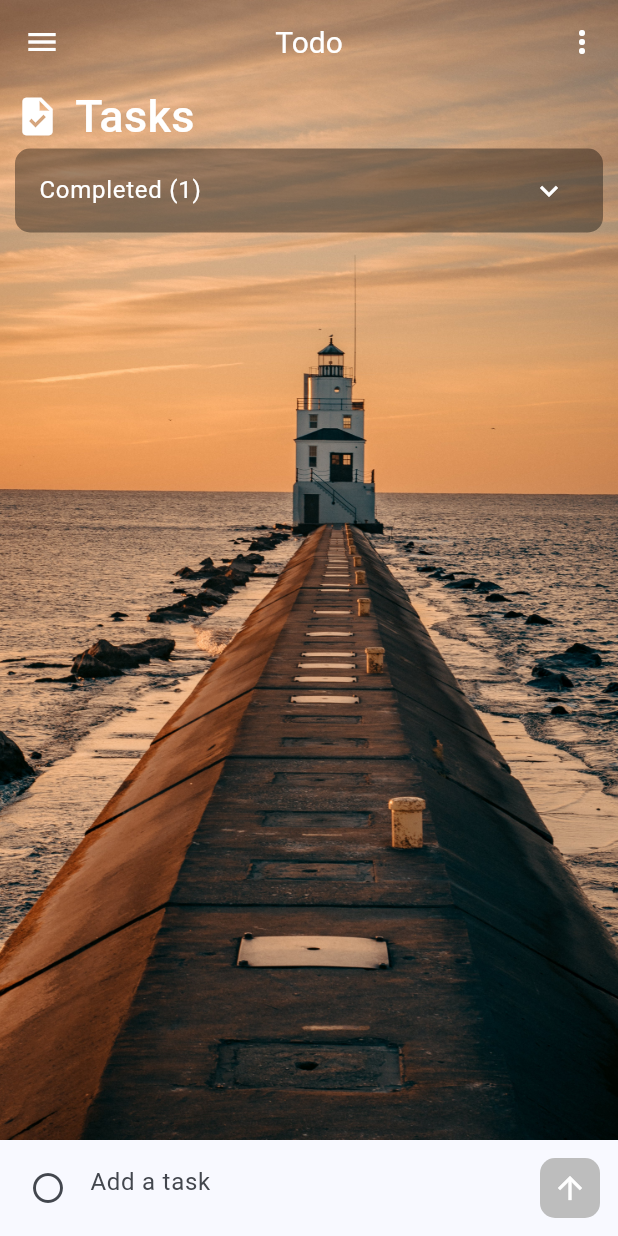
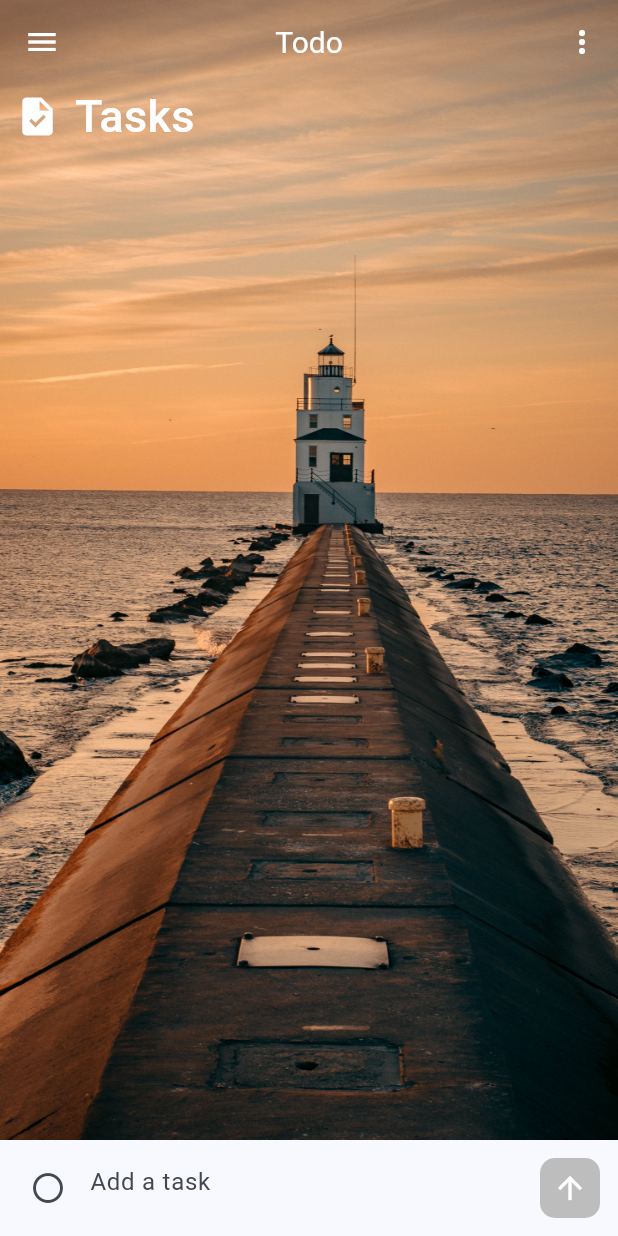
Before and after one commit to davidjeffrey058/flutter-todo, a Flutter app: the screen it shows after launch, on a phone screen of 412 x 824 dp. Run offline on Flutter 3.47's test engine with Material 3 defaults, Android fonts, the phone set to English and light mode, and no system bars; our stand-ins replace hive, hive_flutter; accounts and stored records are empty.

```diff
--- a/lib/screens/home.dart
+++ b/lib/screens/home.dart
@@ -19,37 +19,9 @@ late DrawerOptions selectedOption;
 late TextEditingController _controller;
 late GlobalKey formKey;
 
-List<TaskModel> tasks = [
-  TaskModel(
-      task: 'Go To work',
-      isChecked: false,
-      isImportant: false,
-      category: 'task'),
-  TaskModel(
-      task: 'Go To work',
-      isChecked: false,
-      isImportant: false,
-      category: 'task'),
-  TaskModel(
-      task: 'Go To work',
-      isChecked: false,
-      isImportant: false,
-      category: 'task'),
-  TaskModel(
-      task: 'Go To work',
-      isChecked: false,
-      isImportant: false,
-      category: 'task'),
-  TaskModel(
-      task: 'Go To work',
-      isChecked: false,
-      isImportant: false,
-      category: 'task'),
-];
-List<TaskModel> completedTasks = [
-  TaskModel(
-      task: 'Go To work', isChecked: true, isImportant: true, category: 'task'),
-];
+List<TaskModel> tasks = [];
+List<TaskModel> completedTasks = [];
+
 List<DrawerOptions> options = [
   DrawerOptions.myDay,
   DrawerOptions.tasks,
@@ -68,7 +40,6 @@ class _HomeState extends State<Home> {
     if (kDebugMode) {
       print('Total items: ${boxTasks.length}');
     }
-
   }
 
   @override
@@ -125,29 +96,30 @@ class _HomeState extends State<Home> {
                       shrinkWrap: true,
                       itemCount: boxTasks.length,
                       itemBuilder: (context, index) {
-
                         // var item = tasks[index];
                         TaskModel task = boxTasks.getAt(index);
 
-                        return Dismissible(
-                          key: ValueKey<int>(index),
-                          background: Container(
-                            color: Colors.red,
-                            child: const Icon(Icons.delete, color: Colors.white,),
-                          ),
-                          onDismissed: (direction){
-                            setState(() => removeTask(index));
-                            ScaffoldMessenger.of(context).showSnackBar(
-                              const SnackBar(content: Text('Task Deleted'),
-                              duration: Duration(seconds: 1),)
-                            );
-                          },
-                          child: TaskContainer(
+                        return Column(
+                          children: [
+                            TaskContainer(
+                              dismissibleKey: ValueKey(boxTasks.keyAt(index)),
                               item: task,
                               index: index,
-                            checkedOnPressed: () => setState(() => updateState(index, true)),
-                            importantOnPressed: () => setState(() => updateState(index, false)),
+                              checkedOnPressed: () =>
+                                  setState(() => updateState(index, true)),
+                              importantOnPressed: () =>
+                                  setState(() => updateState(index, false)),
+                              onDismissed: (direction) {
+                                setState(() => removeTask(index));
+                                ScaffoldMessenger.of(context)
+                                    .showSnackBar(const SnackBar(
+                                  content: Text('Task Deleted'),
+                                  duration: Duration(seconds: 1),
+                                ));
+                              },
                             ),
+                            const SizedBox(height: 5,)
+                          ],
                         );
                       },
                     ),
@@ -165,7 +137,11 @@ class _HomeState extends State<Home> {
                             borderRadius: BorderRadius.circular(10)),
                         children: completedTasks.map((e) {
                           int index = tasks.indexOf(e);
-                          return TaskContainer(index: index, item: e);
+                          return TaskContainer(
+                            index: index,
+                            item: e,
+                            dismissibleKey: ValueKey(boxTasks.keyAt(index)),
+                          );
                         }).toList(),
                       )
                   ],
@@ -187,7 +163,8 @@ class _HomeState extends State<Home> {
                           children: [
                             Flexible(
                               child: TextFormField(
-                                textCapitalization: TextCapitalization.sentences,
+                                textCapitalization:
+                                    TextCapitalization.sentences,
                                 decoration: const InputDecoration(
                                     prefixIcon: Icon(Icons.circle_outlined),
                                     hintText: 'Add a task',
@@ -216,9 +193,7 @@ class _HomeState extends State<Home> {
                                                 task: _controller.text,
                                                 isChecked: false,
                                                 isImportant: false,
-                                               category: determineCategory()
-                                           )
-                                       );
+                                                category: determineCategory()));
                                       });
                                       _controller.clear();
                                     },
@@ -230,7 +205,8 @@ class _HomeState extends State<Home> {
                           ],
                         ),
                       ),
-                      if(_controller.text.isNotEmpty)const Row(
+                      if (_controller.text.isNotEmpty)
+                        const Row(
                           mainAxisAlignment: MainAxisAlignment.spaceEvenly,
                           children: [
                             CustomButton(
@@ -334,7 +310,6 @@ class _HomeState extends State<Home> {
         return 'important';
     }
   }
-
 }
 
 enum DrawerOptions {
@@ -342,7 +317,5 @@ enum DrawerOptions {
   tasks,
   important,
 }
-enum TaskOptions {
-  delete,
-  edit
-}
+
+enum TaskOptions { delete, edit }
```
Also changed, not shown: lib/components/task_container.dart (+12 -3 lines). Lines whose indentation alone changed are shown as unchanged.
